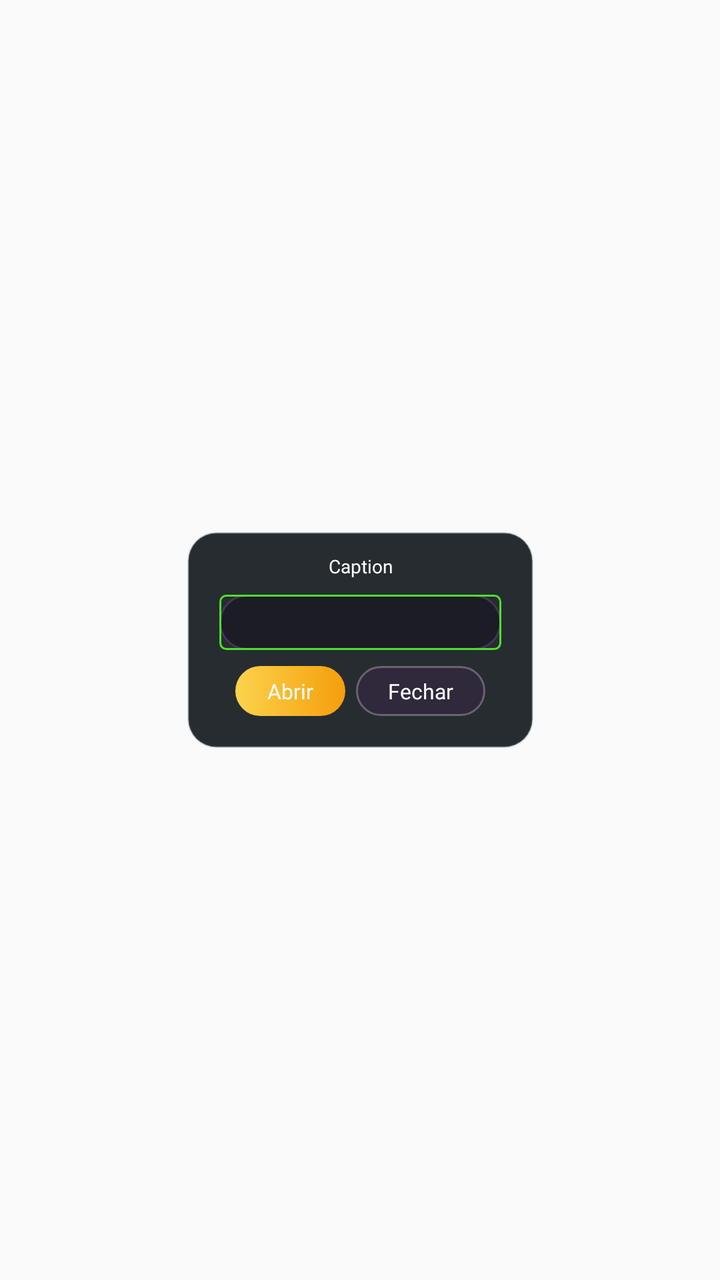
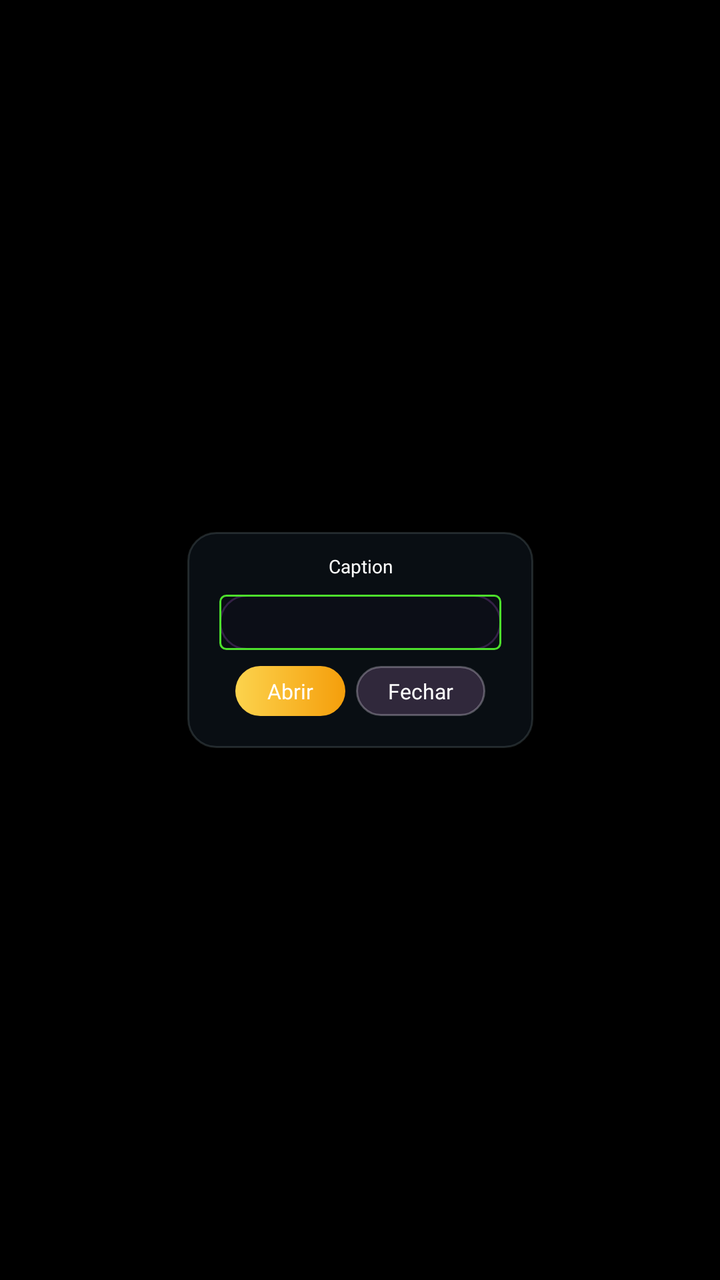

Before-and-after screenshots of an Android layout around one commit, followed by the original layout XML and the change that was made.
<!-- AndroidManifest.xml: application theme Theme.AppCompat.Light.NoActionBar.FullScreen -->
<!-- res/layout/dialog.xml -->
<?xml version="1.0" encoding="utf-8"?>
<androidx.constraintlayout.widget.ConstraintLayout xmlns:android="http://schemas.android.com/apk/res/android"
	xmlns:app="http://schemas.android.com/apk/res-auto"
	android:layout_width="match_parent"
	android:layout_height="match_parent"
	android:visibility="visible">

	<androidx.constraintlayout.widget.ConstraintLayout
		android:id="@+id/dialog"
		android:layout_width="wrap_content"
		android:layout_height="wrap_content"
		android:layout_gravity="center"
		android:background="@drawable/ic_dialog_bg"
		android:visibility="visible"
		app:layout_constraintBottom_toBottomOf="parent"
		app:layout_constraintEnd_toEndOf="parent"
		app:layout_constraintStart_toStartOf="parent"
		app:layout_constraintTop_toTopOf="parent">

		<androidx.constraintlayout.widget.ConstraintLayout
			android:id="@+id/dialog_body"
			android:layout_width="wrap_content"
			android:layout_height="wrap_content"
			android:layout_marginStart="48.0px"
			android:layout_marginTop="32.0px"
			android:layout_marginEnd="48.0px"
			android:layout_marginBottom="48.0px"
			android:visibility="visible"
			app:layout_constraintBottom_toBottomOf="parent"
			app:layout_constraintEnd_toEndOf="parent"
			app:layout_constraintHeight_max="800.0px"
			app:layout_constraintStart_toStartOf="parent"
			app:layout_constraintTop_toTopOf="parent">

			<TextView
				android:id="@+id/dialog_caption"
				android:layout_width="wrap_content"
				android:layout_height="wrap_content"
				android:fontFamily="@font/montserrat_black"
				android:lines="1"
				android:maxLines="1"
				android:singleLine="true"
				android:text="Caption"
				android:textColor="#ffffffff"
				android:textSize="28.0px"
				app:layout_constraintEnd_toEndOf="parent"
				app:layout_constraintStart_toStartOf="parent"
				app:layout_constraintTop_toTopOf="parent" />

			<ScrollView
				android:id="@+id/dialog_text_layout"
				android:layout_width="wrap_content"
				android:layout_height="wrap_content"
				android:layout_marginTop="24.0px"
				android:layout_marginBottom="24.0px"
				android:scrollbars="none"
				android:visibility="gone"
				app:layout_constraintBottom_toTopOf="@+id/dialog_buttons"
				app:layout_constraintHeight_max="632.0px"
				app:layout_constraintStart_toStartOf="parent"
				app:layout_constraintTop_toBottomOf="@+id/dialog_caption"
				app:layout_constraintVertical_bias="0.0">

				<LinearLayout
					android:layout_width="fill_parent"
					android:layout_height="wrap_content"
					android:orientation="vertical">

					<TextView
						android:id="@+id/dialog_text"
						android:layout_width="wrap_content"
						android:layout_height="wrap_content"
						android:fontFamily="@font/muller_medium"
						android:text="Text\nText\nText\nText\nText\nText\nText\nText\nText\nText\nText\nText\nText\nText\nText\nText\nText\nText\nText\nText\nText\nText\nText\nText\nText\nText\nText\nText\nText\nText\nText\nText\nText\nText\nText"
						android:textColor="#ffffffff"
						android:textSize="28.0px"
						app:layout_constraintStart_toStartOf="parent"
						app:layout_constraintTop_toTopOf="parent" />

				</LinearLayout>

			</ScrollView>

			<androidx.constraintlayout.widget.ConstraintLayout
				android:id="@+id/dialog_input_layout"
				android:layout_width="0.0dip"
				android:layout_height="wrap_content"
				android:layout_marginTop="24.0px"
				android:layout_marginBottom="24.0px"
				android:background="@drawable/ic_dialog_input_bg"
				android:visibility="visible"
				app:layout_constraintBottom_toTopOf="@+id/dialog_buttons"
				app:layout_constraintEnd_toEndOf="parent"
				app:layout_constraintHorizontal_bias="0.0"
				app:layout_constraintStart_toStartOf="parent"
				app:layout_constraintTop_toBottomOf="@+id/dialog_text_layout">

				<EditText
					android:id="@+id/dialog_input"
					android:layout_width="0.0dip"
					android:layout_height="wrap_content"
					android:background="@drawable/caixa_personalizadatrans"
					android:fontFamily="@font/montserrat_bold"
					android:imeOptions="flagNoExtractUi"
					android:inputType="textShortMessage"
					android:lines="1"
					android:maxLines="1"
					android:paddingStart="24.0px"
					android:paddingTop="20.0px"
					android:paddingEnd="24.0px"
					android:paddingBottom="20.0px"
					android:singleLine="true"
					android:textColor="#ffffffff"
					android:textColorHint="#7affffff"
					android:textSize="32.0px"
					app:layout_constraintBottom_toBottomOf="parent"
					app:layout_constraintEnd_toEndOf="parent"
					app:layout_constraintStart_toStartOf="parent"
					app:layout_constraintTop_toTopOf="parent" />

			</androidx.constraintlayout.widget.ConstraintLayout>

			<androidx.constraintlayout.widget.ConstraintLayout
				android:id="@+id/dialog_list_layout"
				android:layout_width="wrap_content"
				android:layout_height="wrap_content"
				android:layout_marginTop="24.0px"
				android:layout_marginBottom="24.0px"
				android:visibility="gone"
				app:layout_constraintBottom_toTopOf="@+id/dialog_buttons"
				app:layout_constraintEnd_toEndOf="parent"
				app:layout_constraintHeight_max="632.0px"
				app:layout_constraintHeight_min="632.0px"
				app:layout_constraintStart_toStartOf="parent"
				app:layout_constraintTop_toBottomOf="@+id/dialog_caption">

				<androidx.constraintlayout.widget.ConstraintLayout
					android:id="@+id/dialog_tablist_row"
					android:layout_width="wrap_content"
					android:layout_height="wrap_content"
					android:paddingStart="32.0px"
					android:paddingEnd="64.0px"
					android:paddingBottom="12.0px"
					android:visibility="visible"
					app:layout_constraintStart_toStartOf="parent"
					app:layout_constraintTop_toTopOf="parent">

					<TextView
						android:id="@+id/dialog_field1"
						android:layout_width="wrap_content"
						android:layout_height="wrap_content"
						android:fontFamily="@font/roboto_medium"
						android:lines="1"
						android:maxLines="1"
						android:paddingEnd="20.0px"
						android:singleLine="true"
						android:text="Field1"
						android:textColor="@color/white"
						android:textSize="32.0px"
						app:layout_constraintStart_toStartOf="parent"
						app:layout_constraintTop_toTopOf="parent" />

					<TextView
						android:id="@+id/dialog_field2"
						android:layout_width="wrap_content"
						android:layout_height="wrap_content"
						android:fontFamily="@font/roboto_medium"
						android:lines="1"
						android:maxLines="1"
						android:paddingEnd="20.0px"
						android:singleLine="true"
						android:text="Field2"
						android:textColor="@color/white"
						android:textSize="32.0px"
						app:layout_constraintStart_toEndOf="@+id/dialog_field1"
						app:layout_constraintTop_toTopOf="parent" />

					<TextView
						android:id="@+id/dialog_field3"
						android:layout_width="wrap_content"
						android:layout_height="wrap_content"
						android:fontFamily="@font/roboto_medium"
						android:lines="1"
						android:maxLines="1"
						android:paddingEnd="20.0px"
						android:singleLine="true"
						android:text="Field2"
						android:textColor="@color/white"
						android:textSize="32.0px"
						app:layout_constraintStart_toEndOf="@+id/dialog_field2"
						app:layout_constraintTop_toTopOf="parent" />

					<TextView
						android:id="@+id/dialog_field4"
						android:layout_width="wrap_content"
						android:layout_height="wrap_content"
						android:fontFamily="@font/roboto_medium"
						android:lines="1"
						android:maxLines="1"
						android:paddingEnd="20.0px"
						android:singleLine="true"
						android:text="Field4"
						android:textColor="@color/white"
						android:textSize="32.0px"
						app:layout_constraintStart_toEndOf="@+id/dialog_field3"
						app:layout_constraintTop_toTopOf="parent" />

				</androidx.constraintlayout.widget.ConstraintLayout>

				<androidx.constraintlayout.widget.ConstraintLayout
					android:id="@+id/dialog_list"
					android:layout_width="wrap_content"
					android:layout_height="0.0dip"
					android:background="@drawable/ic_dialog_list_bg"
					app:layout_constraintBottom_toBottomOf="parent"
					app:layout_constraintEnd_toEndOf="parent"
					app:layout_constraintStart_toStartOf="parent"
					app:layout_constraintTop_toBottomOf="@+id/dialog_tablist_row">

					<com.xyron.game.launcher.util.CustomRecyclerView
						android:id="@+id/dialog_list_recycler"
						android:layout_width="0dp"
						android:layout_height="0dp"
						android:layout_marginStart="16.0px"
						android:layout_marginTop="16.0px"
						android:layout_marginEnd="16.0px"
						android:layout_marginBottom="16.0px"
						android:fadeScrollbars="false"
						android:scrollbarAlwaysDrawVerticalTrack="true"
						android:scrollbarSize="32.0px"
						android:scrollbarThumbVertical="@drawable/ic_dialog_scrollbar_thumb"
						android:scrollbarTrackVertical="@drawable/ic_dialog_scrollbar_track"
						android:scrollbars="vertical"
						android:verticalScrollbarPosition="right"
						android:visibility="visible"
						app:layout_constraintBottom_toBottomOf="parent"
						app:layout_constraintEnd_toEndOf="parent"
						app:layout_constraintStart_toStartOf="parent"
						app:layout_constraintTop_toTopOf="parent" />

				</androidx.constraintlayout.widget.ConstraintLayout>

			</androidx.constraintlayout.widget.ConstraintLayout>

			<androidx.constraintlayout.widget.ConstraintLayout
				android:id="@+id/dialog_buttons"
				android:layout_width="wrap_content"
				android:layout_height="wrap_content"
				android:layout_marginStart="24.0px"
				android:layout_marginTop="24.0px"
				android:layout_marginEnd="24.0px"
				android:visibility="visible"
				app:layout_constraintBottom_toBottomOf="parent"
				app:layout_constraintEnd_toEndOf="parent"
				app:layout_constraintStart_toStartOf="parent"
				app:layout_constraintTop_toBottomOf="@+id/dialog_caption"
				app:layout_constraintVertical_bias="1.0">

				<androidx.constraintlayout.widget.ConstraintLayout
					android:id="@+id/button_positive"
					android:layout_width="wrap_content"
					android:layout_height="wrap_content"
					android:background="@drawable/ic_dialog_button_positive"
					app:layout_constraintBottom_toBottomOf="parent"
					app:layout_constraintStart_toStartOf="parent"
					app:layout_constraintTop_toTopOf="parent">

					<TextView
						android:id="@+id/button_positive_text"
						android:layout_width="wrap_content"
						android:layout_height="wrap_content"
						android:layout_marginStart="48.0px"
						android:layout_marginTop="16.0px"
						android:layout_marginEnd="48.0px"
						android:layout_marginBottom="16.0px"
						android:fontFamily="@font/montserrat_bold"
						android:lines="1"
						android:maxLines="1"
						android:singleLine="true"
						android:text="Abrir"
						android:textColor="#ffffffff"
						android:textSize="32.0px"
						app:layout_constraintBottom_toBottomOf="parent"
						app:layout_constraintEnd_toEndOf="parent"
						app:layout_constraintStart_toStartOf="parent"
						app:layout_constraintTop_toTopOf="parent" />

				</androidx.constraintlayout.widget.ConstraintLayout>

				<androidx.constraintlayout.widget.ConstraintLayout
					android:id="@+id/button_negative"
					android:layout_width="wrap_content"
					android:layout_height="wrap_content"
					android:layout_marginStart="16.0px"
					android:background="@drawable/ic_dialog_button_negative"
					android:visibility="visible"
					app:layout_constraintBottom_toBottomOf="parent"
					app:layout_constraintEnd_toEndOf="parent"
					app:layout_constraintStart_toEndOf="@+id/button_positive"
					app:layout_constraintTop_toTopOf="parent">

					<TextView
						android:id="@+id/button_negative_text"
						android:layout_width="wrap_content"
						android:layout_height="wrap_content"
						android:layout_marginStart="48.0px"
						android:layout_marginTop="16.0px"
						android:layout_marginEnd="48.0px"
						android:layout_marginBottom="16.0px"
						android:fontFamily="@font/montserrat_bold"
						android:lines="1"
						android:maxLines="1"
						android:singleLine="true"
						android:text="Fechar"
						android:textColor="#ffffffff"
						android:textSize="32.0px"
						app:layout_constraintBottom_toBottomOf="parent"
						app:layout_constraintEnd_toEndOf="parent"
						app:layout_constraintStart_toStartOf="parent"
						app:layout_constraintTop_toTopOf="parent" />

				</androidx.constraintlayout.widget.ConstraintLayout>

			</androidx.constraintlayout.widget.ConstraintLayout>

		</androidx.constraintlayout.widget.ConstraintLayout>
	</androidx.constraintlayout.widget.ConstraintLayout>
</androidx.constraintlayout.widget.ConstraintLayout>
<!-- resources referenced by this layout -->
<resources>
  <color name="white">#FFFFFFFF</color>
  <!-- drawable caixa_personalizadatrans (drawable) -->
  <shape xmlns:android="http://schemas.android.com/apk/res/android"
      android:shape="rectangle">
  
      <solid android:color="@android:color/transparent" /> 
  
      <stroke
          android:width="1dp"
          android:color="#4DDF2C" /> 
  
      <corners android:radius="3dp" /> 
  </shape>
  <!-- drawable ic_dialog_bg (drawable) -->
  <?xml version="1.0" encoding="utf-8"?>
  <shape xmlns:android="http://schemas.android.com/apk/res/android">
      <solid android:color="#E00B1016" />
      <corners android:radius="14dp" />
      <stroke
          android:width="1dp"
          android:color="@color/launcher_border_soft" />
  </shape>
  <!-- drawable ic_dialog_button_negative (drawable) -->
  <?xml version="1.0" encoding="utf-8"?>
  <shape xmlns:android="http://schemas.android.com/apk/res/android">
      <solid android:color="#30283B" />
      <corners android:radius="16dp" />
      <stroke
          android:width="1dp"
          android:color="#4AF6EFFF" />
  </shape>
  <!-- drawable ic_dialog_button_positive (drawable) -->
  <?xml version="1.0" encoding="utf-8"?>
  <shape xmlns:android="http://schemas.android.com/apk/res/android">
      <gradient
          android:angle="0"
          android:endColor="#F59E0B"
          android:startColor="#FCD34D" />
      <corners android:radius="16dp" />
  </shape>
  <!-- drawable ic_dialog_input_bg (drawable) -->
  <?xml version="1.0" encoding="utf-8"?>
  <shape xmlns:android="http://schemas.android.com/apk/res/android">
      <solid android:color="#85100F1B" />
      <corners android:radius="16dp" />
      <stroke
          android:width="1dp"
          android:color="#36D06BFF" />
  </shape>
  <!-- drawable ic_dialog_list_bg (drawable) -->
  <?xml version="1.0" encoding="utf-8"?>
  <shape xmlns:android="http://schemas.android.com/apk/res/android">
      <solid android:color="#8E0C0A16" />
      <corners android:radius="18dp" />
      <stroke
          android:width="1dp"
          android:color="#33FFFFFF" />
  </shape>
  <!-- drawable ic_dialog_scrollbar_thumb (drawable) -->
  <?xml version="1.0" encoding="utf-8"?>
  <shape
      xmlns:android="http://schemas.android.com/apk/res/android"
      xmlns:app="http://schemas.android.com/apk/res-auto"
      xmlns:aapt="http://schemas.android.com/aapt">
  
      <gradient
          android:startColor="#FF8A00"
          android:endColor="#FBBF23"
          android:angle="90"
          android:type="linear"/>
  
      <corners
          android:radius="@dimen/_100sdp"/>
  
  </shape>
  <!-- drawable ic_dialog_scrollbar_track (drawable) -->
  <?xml version="1.0" encoding="utf-8"?>
  <shape xmlns:android="http://schemas.android.com/apk/res/android" xmlns:app="http://schemas.android.com/apk/res-auto" xmlns:aapt="http://schemas.android.com/aapt">
      <solid android:color="#4d616161"/>
      <corners android:radius="@dimen/_100sdp"/>
  </shape>
  <style name="Theme.AppCompat.Light.NoActionBar.FullScreen" parent="@style/Theme.AppCompat.Light.NoActionBar">
          <item name="android:windowNoTitle">true</item>
          <item name="android:windowActionBar">false</item>
          <item name="android:windowFullscreen">true</item>
          <item name="android:windowContentOverlay">@null</item>
          <item name="android:windowLayoutInDisplayCutoutMode">shortEdges</item>
      </style>
  <color name="launcher_border_soft">#42798A91</color>
</resources>

<!-- the commit's change to res/layout/dialog.xml (unified diff, before → after) -->
@@ -217,7 +217,7 @@
 					app:layout_constraintStart_toStartOf="parent"
 					app:layout_constraintTop_toBottomOf="@+id/dialog_tablist_row">
 
-					<com.xyron.game.launcher.util.CustomRecyclerView
+					<com.supremo.launcher.launcher.util.CustomRecyclerView
 						android:id="@+id/dialog_list_recycler"
 						android:layout_width="0dp"
 						android:layout_height="0dp"
<!-- resource entries referenced after the edit -->
@@ -82,11 +82,14 @@
       <corners android:radius="@dimen/_100sdp"/>
   </shape>
   <style name="Theme.AppCompat.Light.NoActionBar.FullScreen" parent="@style/Theme.AppCompat.Light.NoActionBar">
-          <item name="android:windowNoTitle">true</item>
-          <item name="android:windowActionBar">false</item>
           <item name="android:windowFullscreen">true</item>
-          <item name="android:windowContentOverlay">@null</item>
-          <item name="android:windowLayoutInDisplayCutoutMode">shortEdges</item>
+          <item name="android:windowActionModeOverlay">true</item>
+  
+          <item name="android:windowBackground">#000000</item>
+          <item name="android:windowDisablePreview">false</item>
+  
+          <item name="android:statusBarColor">#000000</item>
+          <item name="android:navigationBarColor">#000000</item>
       </style>
   <color name="launcher_border_soft">#42798A91</color>
 </resources>
